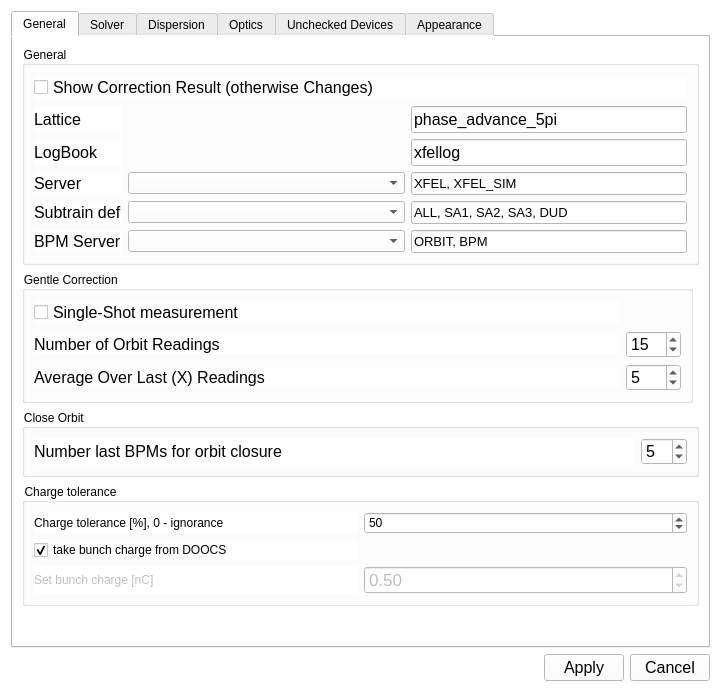
This is gui/UISettings.ui in sergey-tomin/manul as Qt 5 draws it before an edit. The edited form follows.
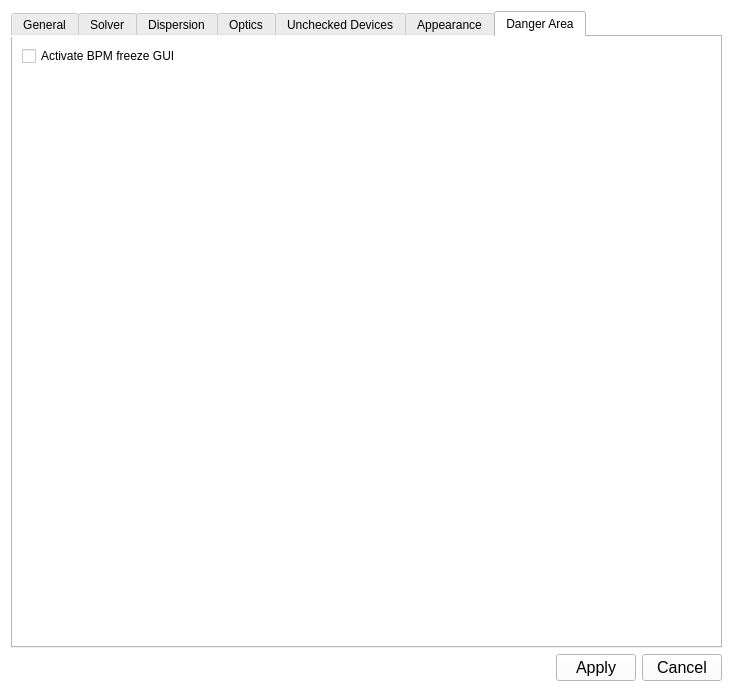
This is the edited form. The open tabs and pages were chosen to show the change.

Patch:
```diff
--- a/gui/UISettings.ui
+++ b/gui/UISettings.ui
@@ -6,7 +6,7 @@
    <rect>
     <x>0</x>
     <y>0</y>
-    <width>721</width>
+    <width>733</width>
     <height>692</height>
    </rect>
   </property>
@@ -1070,6 +1070,37 @@
        </item>
       </layout>
      </widget>
+     <widget class="QWidget" name="tab_7">
+      <attribute name="title">
+       <string>Danger Area</string>
+      </attribute>
+      <layout class="QGridLayout" name="gridLayout_23">
+       <item row="0" column="0">
+        <layout class="QGridLayout" name="gridLayout_20">
+         <item row="0" column="0">
+          <widget class="QCheckBox" name="cb_activate_freezing">
+           <property name="text">
+            <string>Activate BPM freeze GUI</string>
+           </property>
+          </widget>
+         </item>
+         <item row="1" column="0">
+          <spacer name="verticalSpacer_7">
+           <property name="orientation">
+            <enum>Qt::Vertical</enum>
+           </property>
+           <property name="sizeHint" stdset="0">
+            <size>
+             <width>20</width>
+             <height>40</height>
+            </size>
+           </property>
+          </spacer>
+         </item>
+        </layout>
+       </item>
+      </layout>
+     </widget>
     </widget>
    </item>
    <item row="1" column="0">
```
